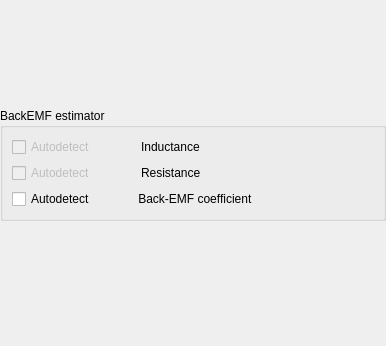
This is src/pagesteppermotorwgt.ui in EPC-MSU/XILab as Qt 5 draws it before an edit; both pictures show x 0 to 386 and y 640 to 986 of the 386 by 986 pixel window. The edited form follows.
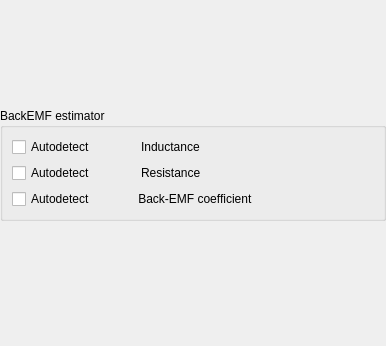
This is the edited form. Custom widgets are drawn as their Qt base class.

Commit message: Bug #44047 Return autodetect to Service mode

Patch:
```diff
--- a/src/pagesteppermotorwgt.ui
+++ b/src/pagesteppermotorwgt.ui
@@ -459,7 +459,7 @@
          <item row="0" column="0">
           <widget class="QCheckBox" name="inductanceChk">
            <property name="enabled">
-            <bool>false</bool>
+            <bool>true</bool>
            </property>
            <property name="text">
             <string>Autodetect            </string>
@@ -504,7 +504,7 @@
          <item row="0" column="0">
           <widget class="QCheckBox" name="resistanceChk">
            <property name="enabled">
-            <bool>false</bool>
+            <bool>true</bool>
            </property>
            <property name="text">
             <string>Autodetect            </string>
```
The commit also changes 1 other file.
